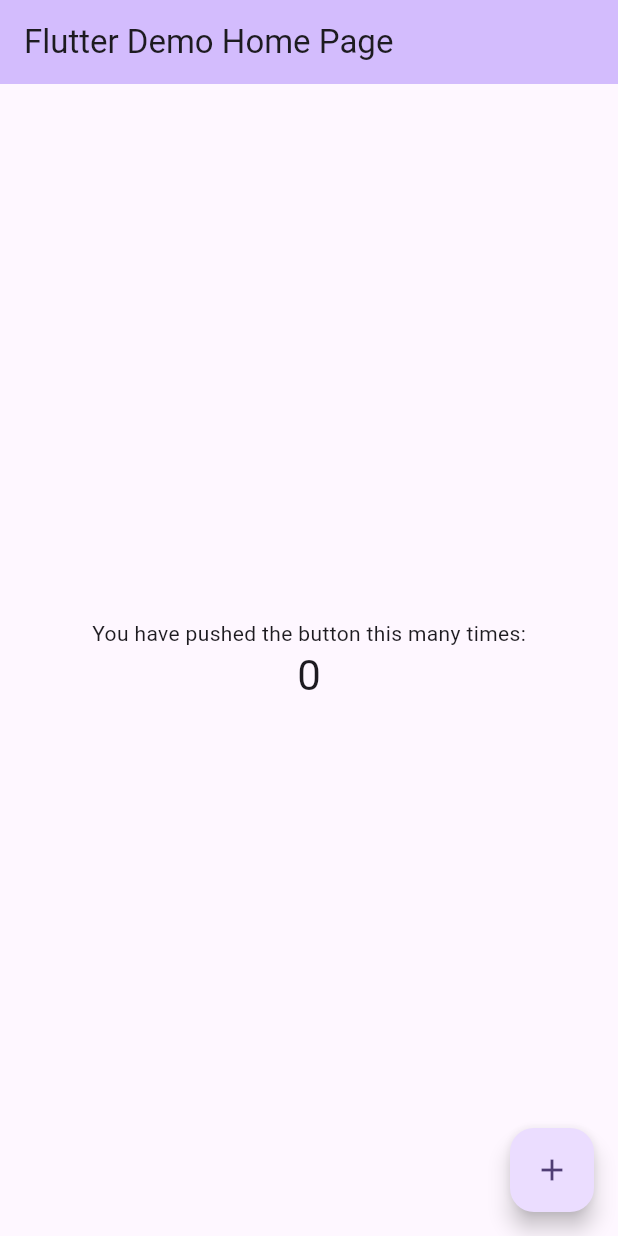
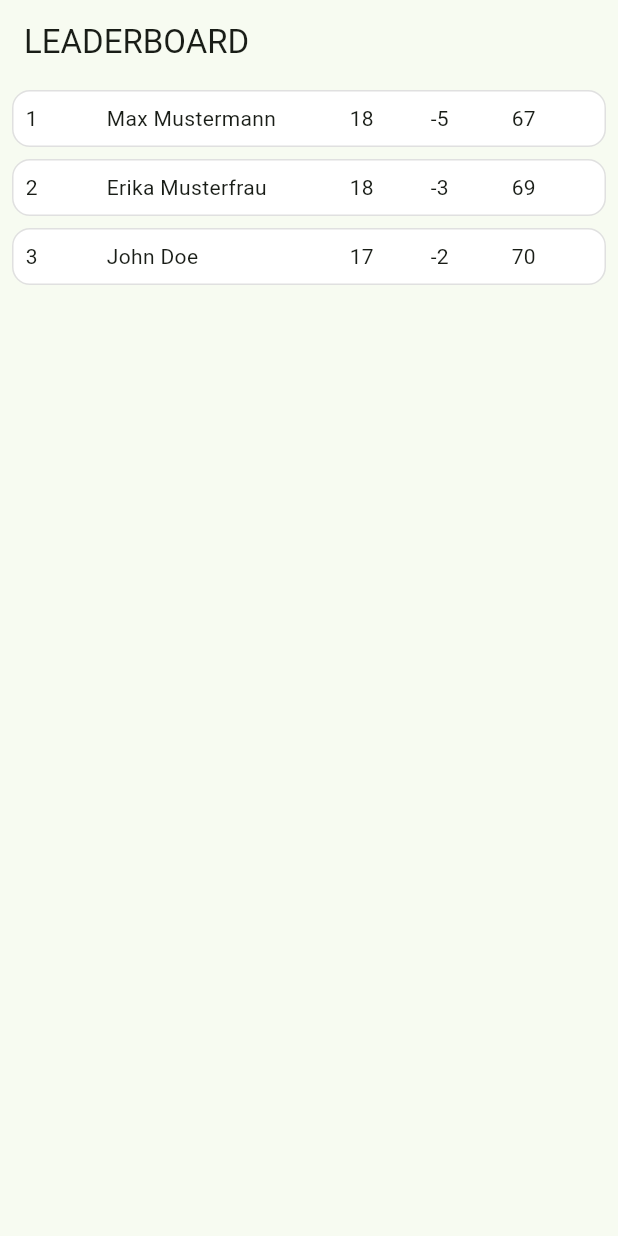
Before and after one commit to NicolasEmmel/livescoringfrontendv1, a Flutter app: the screen it shows after launch, on a phone screen of 412 x 824 dp. Run offline on Flutter 3.47's test engine with Material 3 defaults, Android fonts, the phone set to English and light mode, and no system bars.

Commit message:
Add leaderboard page

```diff
--- /dev/null
+++ b/lib/leaderboard.dart
@@ -0,0 +1,69 @@
+import 'package:flutter/material.dart';
+
+class Player {
+  final int position;
+  final String name;
+  final int thru;
+  final int toPar;
+  final int brutto;
+
+  const Player({
+    required this.position,
+    required this.name,
+    required this.thru,
+    required this.toPar,
+    required this.brutto,
+  });
+}
+
+final List<Player> samplePlayers = <Player>[
+  Player(position: 1, name: 'Max Mustermann', thru: 18, toPar: -5, brutto: 67),
+  Player(position: 2, name: 'Erika Musterfrau', thru: 18, toPar: -3, brutto: 69),
+  Player(position: 3, name: 'John Doe', thru: 17, toPar: -2, brutto: 70),
+];
+
+class LeaderboardPage extends StatelessWidget {
+  const LeaderboardPage({super.key});
+
+  @override
+  Widget build(BuildContext context) {
+    return Scaffold(
+      appBar: AppBar(
+        title: const Text('LEADERBOARD'),
+      ),
+      body: ListView.builder(
+        itemCount: samplePlayers.length,
+        itemBuilder: (context, index) {
+          final player = samplePlayers[index];
+          return Padding(
+            padding: const EdgeInsets.symmetric(horizontal: 8, vertical: 4),
+            child: Container(
+              padding: const EdgeInsets.all(8),
+              decoration: BoxDecoration(
+                color: Colors.white,
+                borderRadius: BorderRadius.circular(12),
+                border: Border.all(color: Colors.grey.shade300),
+              ),
+              child: Row(
+                children: [
+                  Expanded(flex: 1, child: Text(player.position.toString())),
+                  Expanded(flex: 3, child: Text(player.name)),
+                  Expanded(flex: 1, child: Text(player.thru.toString())),
+                  Expanded(
+                    flex: 1,
+                    child: Text(
+                      player.toPar > 0
+                          ? '+${player.toPar}'
+                          : player.toPar.toString(),
+                    ),
+                  ),
+                  Expanded(flex: 1, child: Text(player.brutto.toString())),
+                ],
+              ),
+            ),
+          );
+        },
+      ),
+    );
+  }
+}
--- a/lib/main.dart
+++ b/lib/main.dart
@@ -1,4 +1,5 @@
 import 'package:flutter/material.dart';
+import 'leaderboard.dart';
 
 void main() {
   runApp(const MyApp());
@@ -7,116 +8,15 @@ void main() {
 class MyApp extends StatelessWidget {
   const MyApp({super.key});
 
-  // This widget is the root of your application.
   @override
   Widget build(BuildContext context) {
     return MaterialApp(
-      title: 'Flutter Demo',
+      title: 'Live Scoring',
       theme: ThemeData(
-        // This is the theme of your application.
-        //
-        // TRY THIS: Try running your application with "flutter run". You'll see
-        // the application has a purple toolbar. Then, without quitting the app,
-        // try changing the seedColor in the colorScheme below to Colors.green
-        // and then invoke "hot reload" (save your changes or press the "hot
-        // reload" button in a Flutter-supported IDE, or press "r" if you used
-        // the command line to start the app).
-        //
-        // Notice that the counter didn't reset back to zero; the application
-        // state is not lost during the reload. To reset the state, use hot
-        // restart instead.
-        //
-        // This works for code too, not just values: Most code changes can be
-        // tested with just a hot reload.
-        colorScheme: ColorScheme.fromSeed(seedColor: Colors.deepPurple),
+        colorScheme: ColorScheme.fromSeed(seedColor: Colors.green),
+        useMaterial3: true,
       ),
-      home: const MyHomePage(title: 'Flutter Demo Home Page'),
+      home: const LeaderboardPage(),
     );
   }
 }
-
-class MyHomePage extends StatefulWidget {
-  const MyHomePage({super.key, required this.title});
-
-  // This widget is the home page of your application. It is stateful, meaning
-  // that it has a State object (defined below) that contains fields that affect
-  // how it looks.
-
-  // This class is the configuration for the state. It holds the values (in this
-  // case the title) provided by the parent (in this case the App widget) and
-  // used by the build method of the State. Fields in a Widget subclass are
-  // always marked "final".
-
-  final String title;
-
-  @override
-  State<MyHomePage> createState() => _MyHomePageState();
-}
-
-class _MyHomePageState extends State<MyHomePage> {
-  int _counter = 0;
-
-  void _incrementCounter() {
-    setState(() {
-      // This call to setState tells the Flutter framework that something has
-      // changed in this State, which causes it to rerun the build method below
-      // so that the display can reflect the updated values. If we changed
-      // _counter without calling setState(), then the build method would not be
-      // called again, and so nothing would appear to happen.
-      _counter++;
-    });
-  }
-
-  @override
-  Widget build(BuildContext context) {
-    // This method is rerun every time setState is called, for instance as done
-    // by the _incrementCounter method above.
-    //
-    // The Flutter framework has been optimized to make rerunning build methods
-    // fast, so that you can just rebuild anything that needs updating rather
-    // than having to individually change instances of widgets.
-    return Scaffold(
-      appBar: AppBar(
-        // TRY THIS: Try changing the color here to a specific color (to
-        // Colors.amber, perhaps?) and trigger a hot reload to see the AppBar
-        // change color while the other colors stay the same.
-        backgroundColor: Theme.of(context).colorScheme.inversePrimary,
-        // Here we take the value from the MyHomePage object that was created by
-        // the App.build method, and use it to set our appbar title.
-        title: Text(widget.title),
-      ),
-      body: Center(
-        // Center is a layout widget. It takes a single child and positions it
-        // in the middle of the parent.
-        child: Column(
-          // Column is also a layout widget. It takes a list of children and
-          // arranges them vertically. By default, it sizes itself to fit its
-          // children horizontally, and tries to be as tall as its parent.
-          //
-          // Column has various properties to control how it sizes itself and
-          // how it positions its children. Here we use mainAxisAlignment to
-          // center the children vertically; the main axis here is the vertical
-          // axis because Columns are vertical (the cross axis would be
-          // horizontal).
-          //
-          // TRY THIS: Invoke "debug painting" (choose the "Toggle Debug Paint"
-          // action in the IDE, or press "p" in the console), to see the
-          // wireframe for each widget.
-          mainAxisAlignment: MainAxisAlignment.center,
-          children: <Widget>[
-            const Text('You have pushed the button this many times:'),
-            Text(
-              '$_counter',
-              style: Theme.of(context).textTheme.headlineMedium,
-            ),
-          ],
-        ),
-      ),
-      floatingActionButton: FloatingActionButton(
-        onPressed: _incrementCounter,
-        tooltip: 'Increment',
-        child: const Icon(Icons.add),
-      ), // This trailing comma makes auto-formatting nicer for build methods.
-    );
-  }
-}
```
Also changed, not shown: 1 other file.
